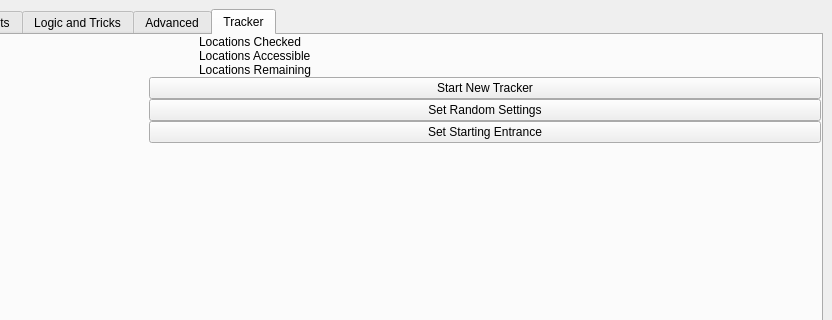
Before: the Qt Designer form gui/ui/main.ui in mint-choc-chip-skyblade/sshd-rando, drawn with Qt 5; both pictures show x 555 to 1387 and y 0 to 320 of the 1387 by 845 pixel window.
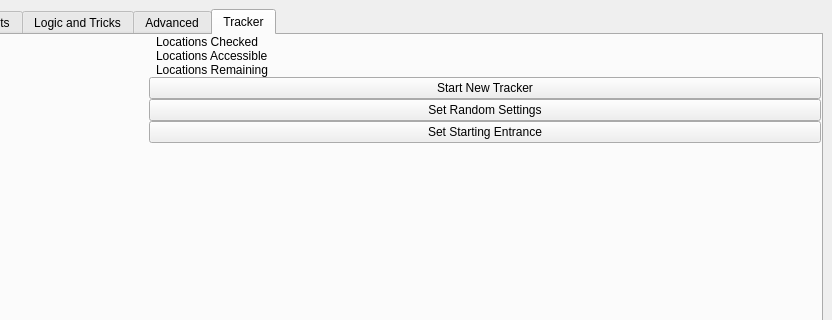
After: the same form once the commit is applied. The open tabs and pages were chosen to show the change. Custom widgets are drawn as their Qt base class.

Commit message: fix scroll again

The edit to the form file:
```diff
--- a/gui/ui/main.ui
+++ b/gui/ui/main.ui
@@ -3315,7 +3315,7 @@
        <attribute name="title">
         <string>Tracker</string>
        </attribute>
-       <layout class="QGridLayout" name="gridLayout">
+       <layout class="QGridLayout" name="gridLayout" columnstretch="2,1,1">
         <property name="leftMargin">
          <number>0</number>
         </property>
@@ -3491,12 +3491,18 @@
            <enum>QLayout::SetDefaultConstraint</enum>
           </property>
           <item>
-           <layout class="QGridLayout" name="tracker_statistics_grid" rowstretch="0,0,0" columnstretch="4,50" columnminimumwidth="0,0">
+           <layout class="QGridLayout" name="tracker_statistics_grid" rowstretch="0,0,0" columnstretch="0,0" columnminimumwidth="0,0">
             <property name="sizeConstraint">
              <enum>QLayout::SetDefaultConstraint</enum>
             </property>
             <item row="1" column="0">
              <widget class="QLabel" name="tracker_stats_accessible">
+              <property name="sizePolicy">
+               <sizepolicy hsizetype="Maximum" vsizetype="Preferred">
+                <horstretch>0</horstretch>
+                <verstretch>0</verstretch>
+               </sizepolicy>
+              </property>
               <property name="text">
                <string/>
               </property>
@@ -3507,6 +3513,12 @@
             </item>
             <item row="1" column="1">
              <widget class="QLabel" name="tracker_stats_accessible_label">
+              <property name="sizePolicy">
+               <sizepolicy hsizetype="Minimum" vsizetype="Preferred">
+                <horstretch>0</horstretch>
+                <verstretch>0</verstretch>
+               </sizepolicy>
+              </property>
               <property name="text">
                <string>Locations Accessible</string>
               </property>
@@ -3514,6 +3526,12 @@
             </item>
             <item row="0" column="0">
              <widget class="QLabel" name="tracker_stats_checked">
+              <property name="sizePolicy">
+               <sizepolicy hsizetype="Maximum" vsizetype="Preferred">
+                <horstretch>0</horstretch>
+                <verstretch>0</verstretch>
+               </sizepolicy>
+              </property>
               <property name="text">
                <string/>
               </property>
@@ -3531,6 +3549,12 @@
             </item>
             <item row="2" column="0">
              <widget class="QLabel" name="tracker_stats_remaining">
+              <property name="sizePolicy">
+               <sizepolicy hsizetype="Maximum" vsizetype="Preferred">
+                <horstretch>0</horstretch>
+                <verstretch>0</verstretch>
+               </sizepolicy>
+              </property>
               <property name="text">
                <string/>
               </property>
```
Left out of the diff: 45 changed lines with no effect on the pictures. The commit also changes 2 other files.
